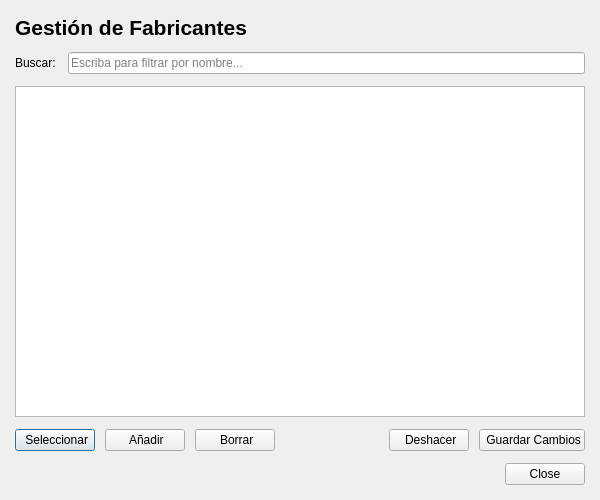
Qt form fabricantes.ui (Ladis72/tienda) before a commit.
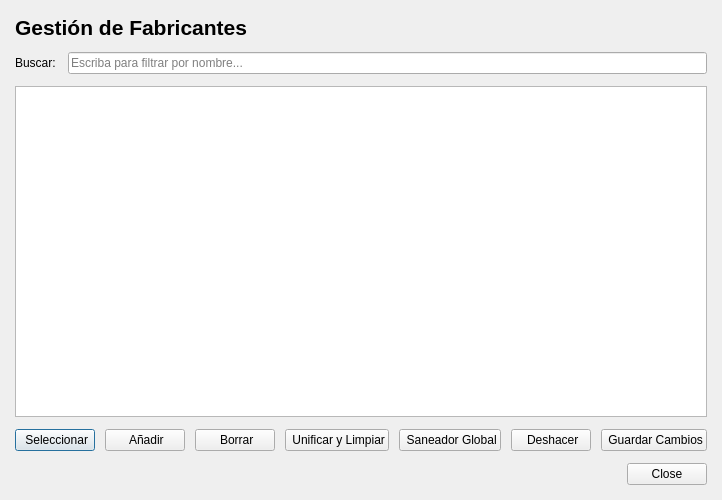
The same form after that commit.

Commit message: feat: implement master data unification and global sanitization tools across multiple modules

Patch:
```diff
--- a/fabricantes.ui
+++ b/fabricantes.ui
@@ -129,6 +129,20 @@
        </property>
       </widget>
      </item>
+     <item>
+      <widget class="QPushButton" name="pushButtonUnificar">
+       <property name="text">
+        <string> Unificar y Limpiar</string>
+       </property>
+      </widget>
+     </item>
+     <item>
+      <widget class="QPushButton" name="pushButtonSaneador">
+       <property name="text">
+        <string> Saneador Global</string>
+       </property>
+      </widget>
+     </item>
      <item>
       <spacer name="spacerButtons">
        <property name="orientation">
```
Left out of the diff: 1 changed line with no effect on the pictures. The commit also changes 34 other files.
